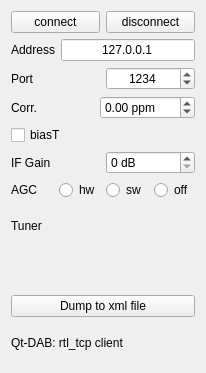
Above: sources/devices/rtl-tcp/rtl-tcp-widget.ui from JvanKatwijk/qt-dab before the change. Below: the same form after it.
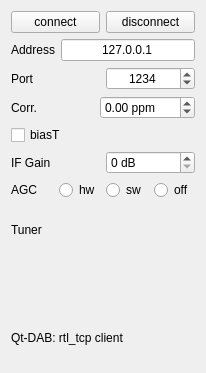
That is the form after the change.

The edit to the form file:
```diff
--- a/sources/devices/rtl-tcp/rtl-tcp-widget.ui
+++ b/sources/devices/rtl-tcp/rtl-tcp-widget.ui
@@ -188,16 +188,6 @@
      </property>
     </widget>
    </item>
-   <item>
-    <widget class="QPushButton" name="xml_dumpButton">
-     <property name="toolTip">
-      <string>&lt;html&gt;&lt;head/&gt;&lt;body&gt;&lt;p&gt;Dumps the raw input from the dabstick into a self describing file (with header in xml format containing recorded time, container format, frequency, device name, Qt-DAB version)&lt;/p&gt;&lt;p&gt;&lt;br/&gt;&lt;/p&gt;&lt;p&gt;Opens a 'Save as ...' dialog. Press again to stop recording.&lt;/p&gt;&lt;p&gt;&lt;br/&gt;&lt;/p&gt;&lt;p&gt;The resulting file can be read-in by using the xml file handler (if configured)&lt;/p&gt;&lt;p&gt;&lt;br/&gt;&lt;/p&gt;&lt;p&gt;Warning: Produces large files!&lt;/p&gt;&lt;/body&gt;&lt;/html&gt;</string>
-     </property>
-     <property name="text">
-      <string>Dump to xml file</string>
-     </property>
-    </widget>
-   </item>
    <item>
     <widget class="QLabel" name="label">
      <property name="text">
```
